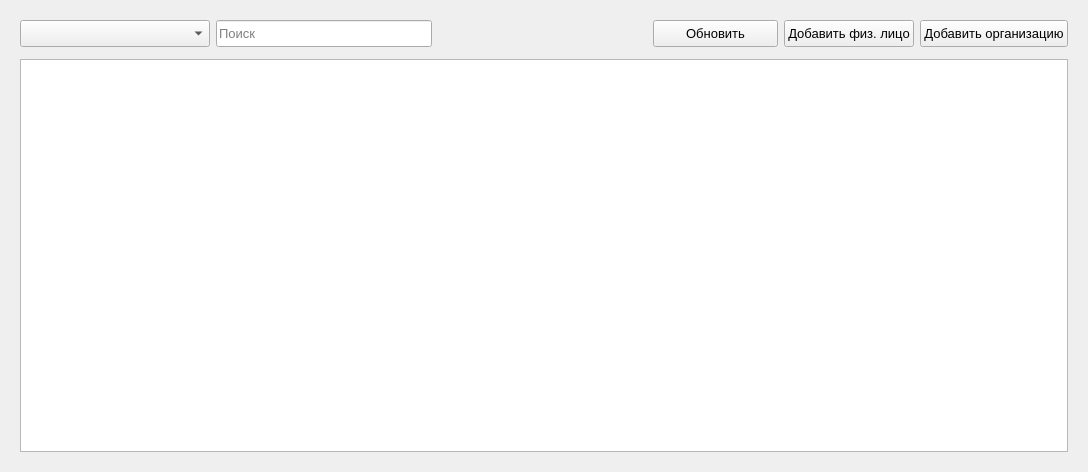
okostynchuk/Outcall, file ContactsDialog.ui: the form before one commit.
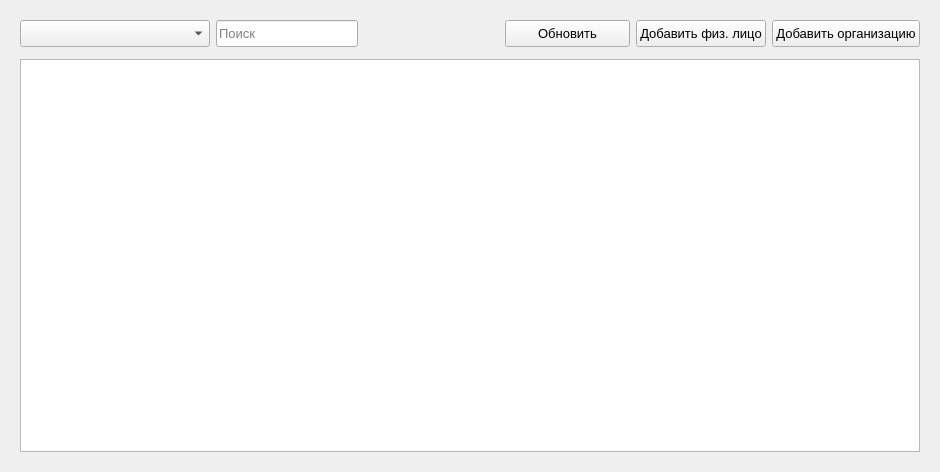
The form after the commit. Icons and pictures are not drawn.

```diff
--- a/ContactsDialog.ui
+++ b/ContactsDialog.ui
@@ -9,8 +9,8 @@
    <rect>
     <x>0</x>
     <y>0</y>
-    <width>1088</width>
-    <height>472</height>
+    <width>940</width>
+    <height>468</height>
    </rect>
   </property>
   <property name="windowTitle">
```
